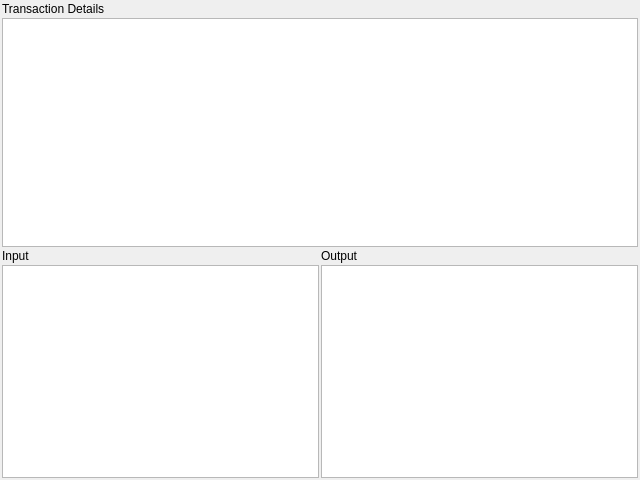
Old version of the form BlockSettleUILib/TransactionDetailsWidget.ui in the repository BlockSettle/terminal.
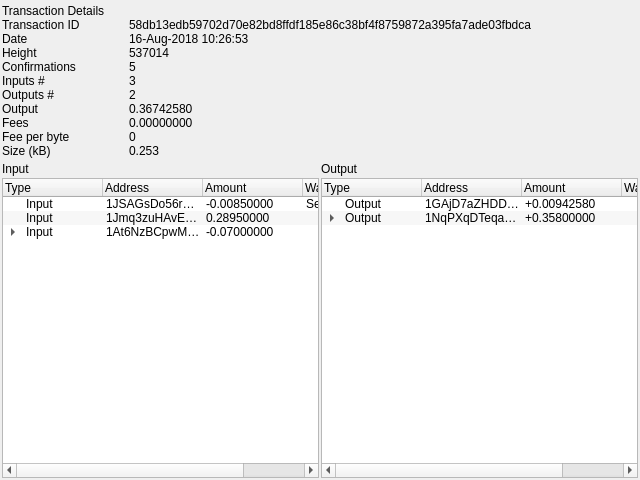
New version of the form.

Commit message: Decided to use QTreeWidget instead of QTableView because this widget is already styled and maybe using a model/view setup is a bit of an overkill at this point. Populated all 3 pages with test data and started working on styling. Added a new property called darkFrame to QFrame to easily set dark blue background color in widgets. At this point BlockDetailsWidget will be used as the landing page. Added a bitcoin logo and a simple title, it doesn't look very nice right now but it will improve.

```diff
--- a/BlockSettleUILib/TransactionDetailsWidget.ui
+++ b/BlockSettleUILib/TransactionDetailsWidget.ui
@@ -32,46 +32,365 @@
    <item>
     <layout class="QVBoxLayout" name="verticalLayout">
      <item>
-      <widget class="QLabel" name="label">
-       <property name="text">
-        <string>Transaction Details</string>
+      <widget class="QFrame" name="gridFrame">
+       <property name="darkFrame" stdset="0">
+        <bool>true</bool>
        </property>
+       <layout class="QVBoxLayout" name="verticalLayout_5">
+        <property name="spacing">
+         <number>0</number>
+        </property>
+        <property name="leftMargin">
+         <number>0</number>
+        </property>
+        <property name="topMargin">
+         <number>2</number>
+        </property>
+        <property name="rightMargin">
+         <number>0</number>
+        </property>
+        <property name="bottomMargin">
+         <number>2</number>
+        </property>
+        <item>
+         <layout class="QGridLayout" name="gridLayout_2" columnstretch="2,8">
+          <item row="7" column="0">
+           <widget class="QLabel" name="label_13">
+            <property name="text">
+             <string>Inputs #</string>
+            </property>
+           </widget>
+          </item>
+          <item row="11" column="0">
+           <widget class="QLabel" name="label_10">
+            <property name="text">
+             <string>Fee per byte</string>
+            </property>
+           </widget>
+          </item>
+          <item row="11" column="1">
+           <widget class="QLabel" name="tranFeePerByte">
+            <property name="text">
+             <string>0</string>
+            </property>
+           </widget>
+          </item>
+          <item row="6" column="1">
+           <widget class="QLabel" name="tranConfirmations">
+            <property name="text">
+             <string>5</string>
+            </property>
+           </widget>
+          </item>
+          <item row="6" column="0">
+           <widget class="QLabel" name="label_11">
+            <property name="text">
+             <string>Confirmations</string>
+            </property>
+           </widget>
+          </item>
+          <item row="5" column="1">
+           <widget class="QLabel" name="tranHeight">
+            <property name="text">
+             <string>537014</string>
+            </property>
+           </widget>
+          </item>
+          <item row="12" column="0">
+           <widget class="QLabel" name="label_7">
+            <property name="text">
+             <string>Size (kB)</string>
+            </property>
+           </widget>
+          </item>
+          <item row="5" column="0">
+           <widget class="QLabel" name="label_9">
+            <property name="text">
+             <string>Height</string>
+            </property>
+           </widget>
+          </item>
+          <item row="7" column="1">
+           <widget class="QLabel" name="tranNumInputs">
+            <property name="text">
+             <string>3</string>
+            </property>
+           </widget>
+          </item>
+          <item row="4" column="0">
+           <widget class="QLabel" name="label_8">
+            <property name="text">
+             <string>Date</string>
+            </property>
+           </widget>
+          </item>
+          <item row="3" column="0">
+           <widget class="QLabel" name="label_6">
+            <property name="text">
+             <string>Transaction ID</string>
+            </property>
+           </widget>
+          </item>
+          <item row="9" column="0">
+           <widget class="QLabel" name="label_15">
+            <property name="text">
+             <string>Output</string>
+            </property>
+           </widget>
+          </item>
+          <item row="8" column="0">
+           <widget class="QLabel" name="label_12">
+            <property name="text">
+             <string>Outputs #</string>
+            </property>
+           </widget>
+          </item>
+          <item row="9" column="1">
+           <widget class="QLabel" name="tranOutput">
+            <property name="text">
+             <string>0.36742580</string>
+            </property>
+           </widget>
+          </item>
+          <item row="12" column="1">
+           <widget class="QLabel" name="tranSize">
+            <property name="text">
+             <string>0.253</string>
+            </property>
+           </widget>
+          </item>
+          <item row="10" column="1">
+           <widget class="QLabel" name="tranFees">
+            <property name="text">
+             <string>0.00000000</string>
+            </property>
+           </widget>
+          </item>
+          <item row="8" column="1">
+           <widget class="QLabel" name="tranNumOutputs">
+            <property name="text">
+             <string>2</string>
+            </property>
+           </widget>
+          </item>
+          <item row="4" column="1">
+           <widget class="QLabel" name="tranDate">
+            <property name="text">
+             <string>16-Aug-2018 10:26:53</string>
+            </property>
+           </widget>
+          </item>
+          <item row="3" column="1">
+           <widget class="QLabel" name="tranID">
+            <property name="text">
+             <string>58db13edb59702d70e82bd8ffdf185e86c38bf4f8759872a395fa7ade03fbdca</string>
+            </property>
+           </widget>
+          </item>
+          <item row="10" column="0">
+           <widget class="QLabel" name="label_14">
+            <property name="text">
+             <string>Fees</string>
+            </property>
+           </widget>
+          </item>
+          <item row="2" column="0">
+           <widget class="QLabel" name="label">
+            <property name="text">
+             <string>Transaction Details</string>
+            </property>
+           </widget>
+          </item>
+         </layout>
+        </item>
+       </layout>
       </widget>
      </item>
      <item>
-      <widget class="QTableView" name="tableTranDetails"/>
-     </item>
-     <item>
-      <layout class="QHBoxLayout" name="horizontalLayout">
-       <item>
-        <layout class="QVBoxLayout" name="verticalLayout_4">
-         <item>
-          <widget class="QLabel" name="label_3">
-           <property name="text">
-            <string>Input</string>
-           </property>
-          </widget>
-         </item>
-         <item>
-          <widget class="QTableView" name="tableTranInput"/>
-         </item>
-        </layout>
-       </item>
-       <item>
-        <layout class="QVBoxLayout" name="verticalLayout_3">
-         <item>
-          <widget class="QLabel" name="label_2">
-           <property name="text">
-            <string>Output</string>
-           </property>
-          </widget>
-         </item>
-         <item>
-          <widget class="QTableView" name="tableTranOutput"/>
-         </item>
-        </layout>
-       </item>
-      </layout>
+      <widget class="QFrame" name="horizontalFrame">
+       <property name="darkFrame" stdset="0">
+        <bool>true</bool>
+       </property>
+       <layout class="QHBoxLayout" name="horizontalLayout">
+        <property name="spacing">
+         <number>2</number>
+        </property>
+        <property name="leftMargin">
+         <number>0</number>
+        </property>
+        <property name="topMargin">
+         <number>0</number>
+        </property>
+        <property name="rightMargin">
+         <number>0</number>
+        </property>
+        <property name="bottomMargin">
+         <number>0</number>
+        </property>
+        <item>
+         <layout class="QVBoxLayout" name="verticalLayout_4">
+          <item>
+           <widget class="QLabel" name="label_3">
+            <property name="text">
+             <string>Input</string>
+            </property>
+           </widget>
+          </item>
+          <item>
+           <widget class="QTreeWidget" name="treeInput">
+            <property name="alternatingRowColors">
+             <bool>true</bool>
+            </property>
+            <column>
+             <property name="text">
+              <string>Type</string>
+             </property>
+            </column>
+            <column>
+             <property name="text">
+              <string>Address</string>
+             </property>
+            </column>
+            <column>
+             <property name="text">
+              <string>Amount</string>
+             </property>
+            </column>
+            <column>
+             <property name="text">
+              <string>Wallet</string>
+             </property>
+            </column>
+            <item>
+             <property name="text">
+              <string>Input</string>
+             </property>
+             <property name="text">
+              <string>1JSAGsDo56rEqgxf3R1EAiCgwGJCUB31Cr</string>
+             </property>
+             <property name="text">
+              <string>-0.00850000</string>
+             </property>
+             <property name="text">
+              <string>Settlement</string>
+             </property>
+            </item>
+            <item>
+             <property name="text">
+              <string>Input</string>
+             </property>
+             <property name="text">
+              <string>1Jmq3zuHAvEZwVhvZ2BxtncHjqV1wQzZb4</string>
+             </property>
+             <property name="text">
+              <string>0.28950000</string>
+             </property>
+             <property name="text">
+              <string/>
+             </property>
+            </item>
+            <item>
+             <property name="text">
+              <string>Input</string>
+             </property>
+             <property name="text">
+              <string>1At6NzBCpwMy6CvT4Z21jci91VYHgsCDED</string>
+             </property>
+             <property name="text">
+              <string>-0.07000000</string>
+             </property>
+             <property name="text">
+              <string/>
+             </property>
+             <item>
+              <property name="text">
+               <string>p2wsh</string>
+              </property>
+              <property name="text">
+               <string>83665705d49c8b231580c0c7b5f063fd9ea267a692b5674648f8ae827f262191</string>
+              </property>
+              <property name="text">
+               <string>700000</string>
+              </property>
+             </item>
+            </item>
+           </widget>
+          </item>
+         </layout>
+        </item>
+        <item>
+         <layout class="QVBoxLayout" name="verticalLayout_3">
+          <item>
+           <widget class="QLabel" name="label_2">
+            <property name="text">
+             <string>Output</string>
+            </property>
+           </widget>
+          </item>
+          <item>
+           <widget class="QTreeWidget" name="treeOutput">
+            <property name="alternatingRowColors">
+             <bool>true</bool>
+            </property>
+            <column>
+             <property name="text">
+              <string>Type</string>
+             </property>
+            </column>
+            <column>
+             <property name="text">
+              <string>Address</string>
+             </property>
+            </column>
+            <column>
+             <property name="text">
+              <string>Amount</string>
+             </property>
+            </column>
+            <column>
+             <property name="text">
+              <string>Wallet</string>
+             </property>
+            </column>
+            <item>
+             <property name="text">
+              <string>Output</string>
+             </property>
+             <property name="text">
+              <string>1GAjD7aZHDDohqN1toP4iB2WQtqHc43Cis</string>
+             </property>
+             <property name="text">
+              <string>+0.00942580</string>
+             </property>
+            </item>
+            <item>
+             <property name="text">
+              <string>Output</string>
+             </property>
+             <property name="text">
+              <string>1NqPXqDTeqaTiZJo1ZmJwb8fsHA9gW2Gch</string>
+             </property>
+             <property name="text">
+              <string>+0.35800000</string>
+             </property>
+             <item>
+              <property name="text">
+               <string>p2wsh</string>
+              </property>
+              <property name="text">
+               <string>bd22f5d19688233d1137005585e01a84c0e0bcb218a6ab3f3dab01f702ea6151</string>
+              </property>
+              <property name="text">
+               <string>358000</string>
+              </property>
+             </item>
+            </item>
+           </widget>
+          </item>
+         </layout>
+        </item>
+       </layout>
+      </widget>
      </item>
     </layout>
    </item>
```
The commit also changes 8 other files.
